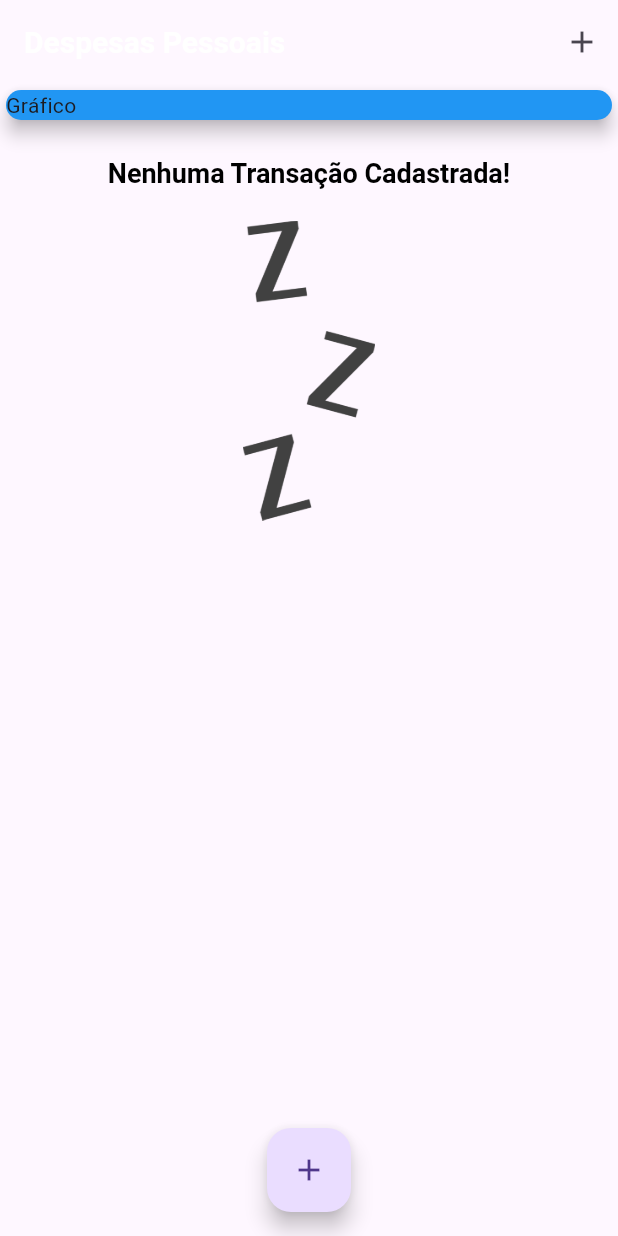
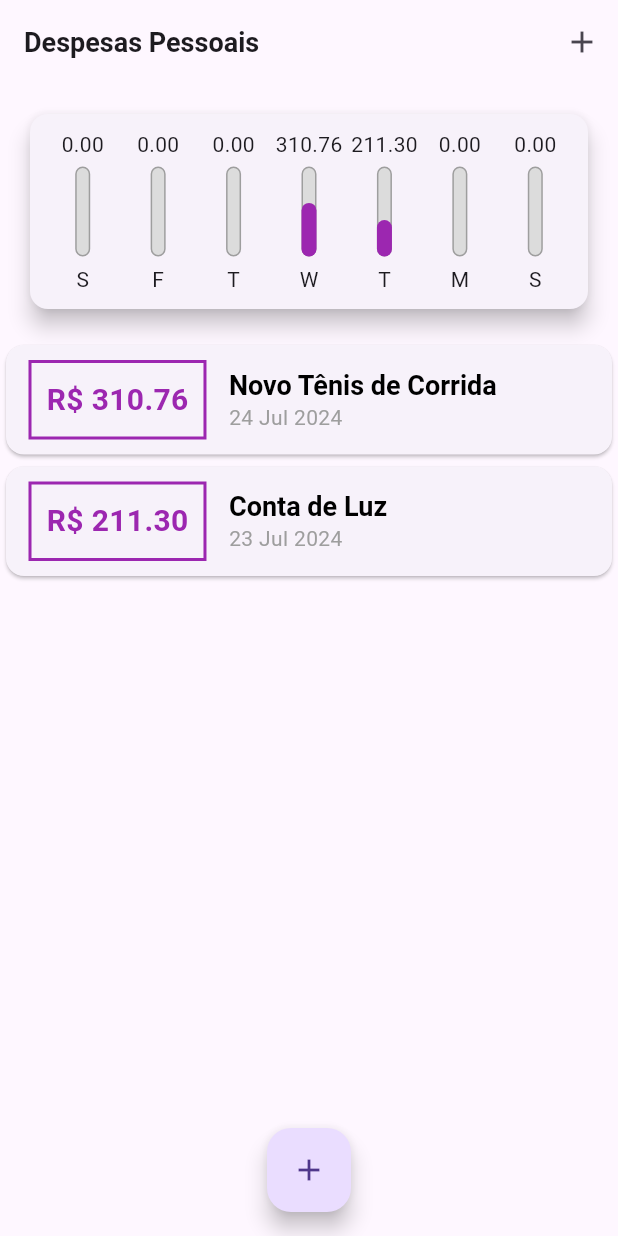
Before and after one commit to elias-ssouza/expenses_1.0, a Flutter app: the screen it shows after launch, on a phone screen of 412 x 824 dp. Run offline on Flutter 3.47's test engine with Material 3 defaults, Android fonts, the phone set to English and light mode, and no system bars; Roboto replaces fonts that are missing (OpenSans).

Commit message:
criação do gráfico de despesas diárias

```diff
--- /dev/null
+++ b/lib/components/chart.dart
@@ -0,0 +1,65 @@
+import 'package:flutter/material.dart';
+import 'package:intl/intl.dart';
+import '../models/transaction.dart';
+import 'chart_bar.dart';
+
+class Chart extends StatelessWidget {
+  final List<Transaction> recentTransaction;
+
+  const Chart(this.recentTransaction, {Key? key}) : super(key: key);
+
+  List<Map<String, Object>> get groupedTransactions {
+    return List.generate(7, (index) {
+      final weekDay = DateTime.now().subtract(
+        Duration(days: index),
+      );
+
+      double totalSum = 0.0;
+
+      for (var i = 0; i < recentTransaction.length; i++) {
+        bool sameDay = recentTransaction[i].date.day == weekDay.day;
+        bool sameMonth = recentTransaction[i].date.month == weekDay.month;
+        bool sameYear = recentTransaction[i].date.year == weekDay.year;
+
+        if (sameDay && sameMonth && sameYear) {
+          totalSum += recentTransaction[i].value;
+        }
+      }
+
+      return {
+        'day': DateFormat.E().format(weekDay)[0],
+        'value': totalSum,
+      };
+    });
+  }
+
+  double get _weekTotalValue {
+    return groupedTransactions.fold(0.0, (sum, tr) {
+      return sum + (tr['value'] as double);
+    });
+  }
+
+  @override
+  Widget build(BuildContext context) {
+    return Card(
+      elevation: 6,
+      margin: const EdgeInsets.all(20),
+      child: Padding(
+        padding: const EdgeInsets.all(10),
+        child: Row(
+          mainAxisAlignment: MainAxisAlignment.spaceAround,
+          children: groupedTransactions.map((tr) {
+            return Flexible(
+              fit: FlexFit.tight,
+              child: ChartBar(
+                label: tr['day'] as String,
+                value: tr['value'] as double,
+                percentage: (tr['value'] as double) / _weekTotalValue,
+              ),
+            );
+          }).toList(),
+        ),
+      ),
+    );
+  }
+}
--- /dev/null
+++ b/lib/components/chart_bar.dart
@@ -0,0 +1,56 @@
+import 'package:flutter/material.dart';
+
+class ChartBar extends StatelessWidget {
+  final String? label;
+  final double? value;
+  final double? percentage;
+
+  const ChartBar({
+    this.label,
+    this.value,
+    this.percentage,
+    Key? key,
+  }) : super(key: key);
+
+  @override
+  Widget build(BuildContext context) {
+    return Column(
+      children: [
+        FittedBox(
+          child: Text('${value!.toStringAsFixed(2)}'),
+        ),
+        const SizedBox(height: 5),
+        SizedBox(
+          height: 60,
+          width: 10,
+          child: Stack(
+            alignment: Alignment.bottomCenter,
+            children: <Widget>[
+              Container(
+                decoration: BoxDecoration(
+                  border: Border.all(
+                    color: Colors.grey,
+                    width: 1.0,
+                  ),
+                  color: const Color.fromRGBO(220, 220, 220, 1),
+                  borderRadius: BorderRadius.circular(5),
+                ),
+              ),
+              FractionallySizedBox(
+                heightFactor: percentage,
+                child: Container(
+                  decoration: BoxDecoration(
+                    color: Theme.of(context).colorScheme.primary,
+                    borderRadius: BorderRadius.circular(5),
+                  ),
+                ),
+              ),
+            ],
+          ),
+        ),
+        const SizedBox(height: 5),
+        Text(label!),
+      ],
+    );
+  }
+}
--- a/lib/main.dart
+++ b/lib/main.dart
@@ -1,3 +1,4 @@
+import 'package:expenses/components/chart.dart';
 import 'package:expenses/components/transaction_form.dart';
 import 'package:flutter/material.dart';
 import 'dart:math';
@@ -27,13 +28,13 @@ class ExpensesApp extends StatelessWidget {
             color: Colors.black,
           ),
         ),
-        appBarTheme: const AppBarTheme(
-          titleTextStyle: TextStyle(
-            fontFamily: 'OpenSans',
-            fontSize: 20,
-            fontWeight: FontWeight.bold,
-          ),
-        ),
+//        appBarTheme: const AppBarTheme(
+//          titleTextStyle: TextStyle(
+//            fontFamily: 'OpenSans',
+//            fontSize: 20,
+//            fontWeight: FontWeight.bold,
+//          ),
+//        ),
       ),
     );
   }
@@ -48,19 +49,25 @@ class MyHomePage extends StatefulWidget {
 
 class _MyHomePageState extends State<MyHomePage> {
   final List<Transaction> _transactions = [
-    // Transaction(
-    //   id: 't1',
-    //   title: 'Novo Tênis de Corrida',
-    //   value: 310.76,
-    //   date: DateTime.now(),
-    // ),
-    // Transaction(
-    //   id: 't2',
-    //   title: 'Conta de Luz',
-    //   value: 211.30,
-    //   date: DateTime.now(),
-    // ),
+     Transaction(
+       id: 't1',
+       title: 'Novo Tênis de Corrida',
+       value: 310.76,
+       date: DateTime.now().subtract(Duration(days: 3)),
+     ),
+     Transaction(
+       id: 't2',
+       title: 'Conta de Luz',
+       value: 211.30,
+       date: DateTime.now().subtract(Duration(days: 4)),
+     ),
   ];
+
+  List<Transaction> get _recentTransactions{
+    return _transactions.where((tr) {
+      return tr.date.isAfter(DateTime.now().subtract(Duration(days: 7)));
+    }).toList();
+  }
 
   _addTransaction(String title, double value) {
     final newTransaction = Transaction(
@@ -102,13 +109,7 @@ class _MyHomePageState extends State<MyHomePage> {
         child: Column(
           crossAxisAlignment: CrossAxisAlignment.stretch,
           children: [
-            const SizedBox(
-              child: Card(
-                color: Colors.blue,
-                child: Text('Gráfico'),
-                elevation: 5,
-              ),
-            ),
+            Chart(_recentTransactions),
             TransactionList(_transactions),
           ],
         ),
```
